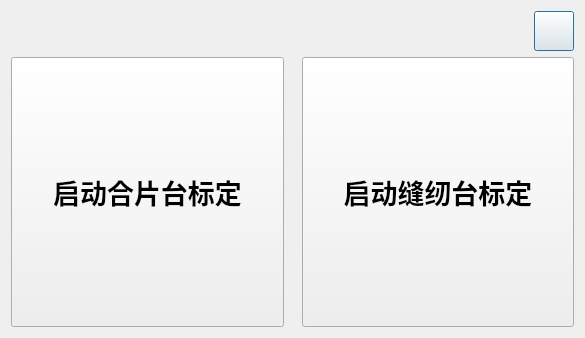
Above: ui/hand_eye_dialog.ui from Mrjiong-ff/syt_hmi before the change. Below: the same form after it.
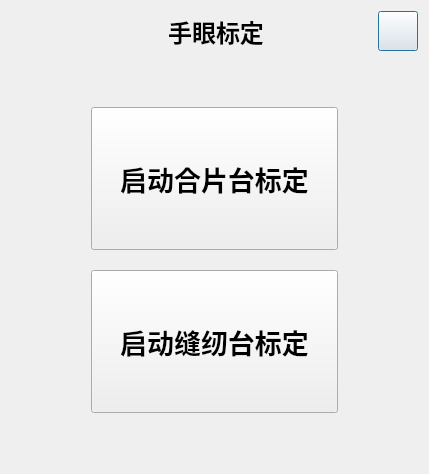
That is the form after the change. Icons and pictures are not drawn. Custom widgets are drawn as their Qt base class.

What changed in the file:
```diff
--- a/ui/hand_eye_dialog.ui
+++ b/ui/hand_eye_dialog.ui
@@ -6,15 +6,66 @@
    <rect>
     <x>0</x>
     <y>0</y>
-    <width>585</width>
-    <height>338</height>
+    <width>429</width>
+    <height>474</height>
    </rect>
   </property>
   <property name="windowTitle">
    <string>HandEyeDialog</string>
   </property>
-  <layout class="QGridLayout" name="gridLayout_2">
-   <item row="0" column="1">
+  <layout class="QVBoxLayout" name="verticalLayout_2" stretch="1,10">
+   <item>
+    <layout class="QHBoxLayout" name="horizontalLayout">
+     <item>
+      <spacer name="horizontalSpacer">
+       <property name="orientation">
+        <enum>Qt::Horizontal</enum>
+       </property>
+       <property name="sizeType">
+        <enum>QSizePolicy::Preferred</enum>
+       </property>
+       <property name="sizeHint" stdset="0">
+        <size>
+         <width>168</width>
+         <height>17</height>
+        </size>
+       </property>
+      </spacer>
+     </item>
+     <item>
+      <widget class="QLabel" name="label">
+       <property name="font">
+        <font>
+         <pointsize>18</pointsize>
+         <weight>75</weight>
+         <bold>true</bold>
+        </font>
+       </property>
+       <property name="text">
+        <string>手眼标定</string>
+       </property>
+       <property name="alignment">
+        <set>Qt::AlignCenter</set>
+       </property>
+      </widget>
+     </item>
+     <item>
+      <spacer name="horizontalSpacer_2">
+       <property name="orientation">
+        <enum>Qt::Horizontal</enum>
+       </property>
+       <property name="sizeType">
+        <enum>QSizePolicy::Preferred</enum>
+       </property>
+       <property name="sizeHint" stdset="0">
+        <size>
+         <width>118</width>
+         <height>20</height>
+        </size>
+       </property>
+      </spacer>
+     </item>
+     <item>
     <widget class="WinCloseButton" name="closeBtn">
      <property name="minimumSize">
       <size>
@@ -33,16 +84,27 @@
      </property>
     </widget>
    </item>
-   <item row="1" column="0" colspan="2">
-    <layout class="QGridLayout" name="gridLayout">
-     <property name="horizontalSpacing">
-      <number>18</number>
+    </layout>
+   </item>
+   <item>
+    <layout class="QVBoxLayout" name="verticalLayout">
+     <property name="spacing">
+      <number>20</number>
      </property>
-     <property name="verticalSpacing">
-      <number>6</number>
+     <property name="leftMargin">
+      <number>80</number>
      </property>
-     <item row="0" column="0">
-      <widget class="InteractiveButtonBase" name="composerMachineBtn">
+     <property name="topMargin">
+      <number>50</number>
+     </property>
+     <property name="rightMargin">
+      <number>80</number>
+     </property>
+     <property name="bottomMargin">
+      <number>50</number>
+     </property>
+     <item>
+      <widget class="InteractiveButtonBase" name="calib_compose_btn">
        <property name="sizePolicy">
         <sizepolicy hsizetype="Minimum" vsizetype="Preferred">
          <horstretch>0</horstretch>
@@ -71,8 +133,8 @@
        </property>
       </widget>
      </item>
-     <item row="0" column="1">
-      <widget class="InteractiveButtonBase" name="sewingMachineBtn">
+     <item>
+      <widget class="InteractiveButtonBase" name="calib_sewing_btn">
        <property name="sizePolicy">
         <sizepolicy hsizetype="Minimum" vsizetype="Preferred">
          <horstretch>0</horstretch>
@@ -103,19 +165,6 @@
      </item>
     </layout>
    </item>
-   <item row="0" column="0">
-    <spacer name="horizontalSpacer">
-     <property name="orientation">
-      <enum>Qt::Horizontal</enum>
-     </property>
-     <property name="sizeHint" stdset="0">
-      <size>
-       <width>472</width>
-       <height>20</height>
-      </size>
-     </property>
-    </spacer>
-   </item>
   </layout>
  </widget>
  <customwidgets>
```
Lines whose indentation alone changed are shown as unchanged.
